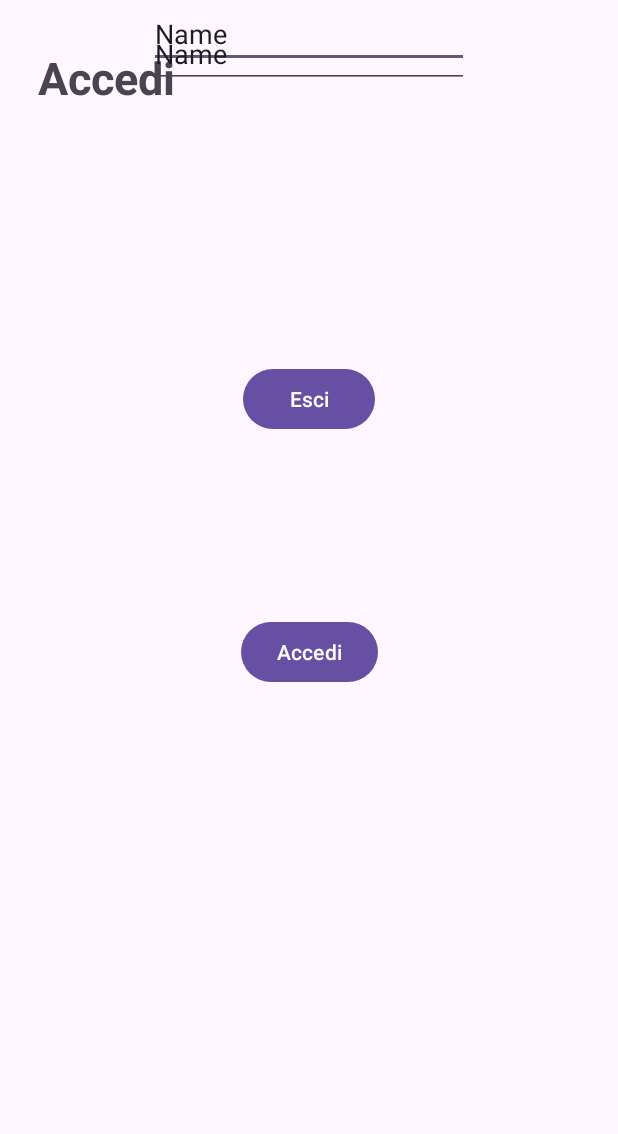
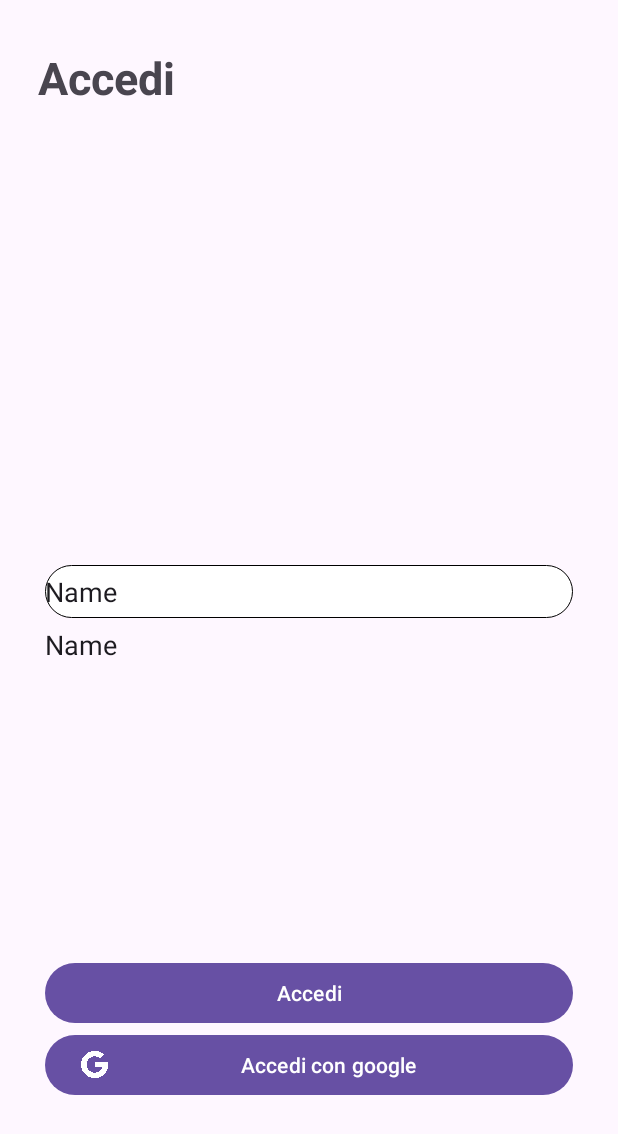
Before and after one commit to giuseppe2028/ProgettoPWM, an Android app: the Login screen opened directly, with no data from a screen before it, on a phone screen of 412 x 824 dp. Shown: the top 1134 px of the screen. Run offline under Robolectric (Android 15) with nearby library versions, the phone set to English and light mode, and no system bars; our stand-ins replace Firebase (no records; nobody signed in at launch, a user with empty details on screens opened directly).

Commit message:
Sistemata UI Interfaccia Login

```diff
--- a/app/src/main/java/com/example/progettopwm/Login/Login.kt
+++ b/app/src/main/java/com/example/progettopwm/Login/Login.kt
@@ -40,11 +40,11 @@ class Login : AppCompatActivity() {
 
         googleSignClient = GoogleSignIn.getClient(this,gso)
 
-        binding.button.setOnClickListener {
+        binding.accediConGoogle.setOnClickListener {
             signInGoogle()
             Log.i("Ciao","Cliccato")
         }
-        binding.button3.setOnClickListener {
+        binding.accediNormale.setOnClickListener {
             Log.i("prova",account)
            auth.signOut()
             Log.i("prova","Uscito")
--- /dev/null
+++ b/app/src/main/res/drawable/text_edit_shape.xml
@@ -0,0 +1,12 @@
+<?xml version="1.0" encoding="utf-8"?>
+<shape xmlns:android="http://schemas.android.com/apk/res/android"
+    android:shape="rectangle"
+    android:innerRadius="100dp"
+    android:thickness="40dp"
+    android:useLevel="false"
+    >
+
+<solid android:color="@color/white"/>
+    <stroke  android:width="0.5dp" android:color="@color/black" />
+    <corners android:radius="@dimen/radius"/>
+</shape>
--- a/app/src/main/res/layout/activity_login.xml
+++ b/app/src/main/res/layout/activity_login.xml
@@ -20,47 +20,65 @@
         app:layout_constraintTop_toTopOf="parent"
         app:layout_constraintVertical_bias="0.04000002" />
 
-    <EditText
-        android:id="@+id/editTextText"
-        android:layout_width="wrap_content"
+
+    <LinearLayout
+        android:id="@+id/linearLayout3"
+        android:layout_width="match_parent"
         android:layout_height="wrap_content"
-        android:ems="10"
-        android:inputType="text"
-        android:text="Name"
+        android:layout_marginHorizontal="@dimen/marginButton"
+        android:orientation="vertical"
+        app:layout_constraintBottom_toBottomOf="parent"
         app:layout_constraintEnd_toEndOf="parent"
         app:layout_constraintStart_toStartOf="parent"
-        tools:layout_editor_absoluteY="288dp" />
+        app:layout_constraintTop_toTopOf="parent">
 
         <EditText
             android:id="@+id/editTextText2"
-        android:layout_width="wrap_content"
+            android:layout_width="match_parent"
             android:layout_height="wrap_content"
+            android:background="@drawable/text_edit_shape"
             android:ems="10"
             android:inputType="text"
-        android:text="Name"
-        app:layout_constraintBottom_toTopOf="@+id/editTextText"
-        app:layout_constraintEnd_toEndOf="parent"
-        app:layout_constraintStart_toStartOf="parent"
-        app:layout_constraintTop_toBottomOf="@+id/Title" />
+            android:paddingVertical="@dimen/paddingEditTetxt"
+            android:text="Name" />
 
-    <Button
-        android:id="@+id/button"
-        android:layout_width="wrap_content"
+        <EditText
+            android:id="@+id/editTextText"
+            android:layout_width="match_parent"
             android:layout_height="wrap_content"
-        android:text="Accedi"
+            android:background="@android:color/transparent"
+            android:ems="10"
+            android:inputType="text"
+            android:paddingVertical="@dimen/paddingEditTetxt"
+            android:singleLine="false"
+            android:text="Name" />
+    </LinearLayout>
+
+    <LinearLayout
+        android:id="@+id/linearLayout2"
+        android:layout_width="match_parent"
+        android:layout_height="wrap_content"
+        android:orientation="vertical"
         app:layout_constraintBottom_toBottomOf="parent"
         app:layout_constraintEnd_toEndOf="parent"
         app:layout_constraintStart_toStartOf="parent"
-        app:layout_constraintTop_toBottomOf="@+id/editTextText" />
+        app:layout_constraintTop_toBottomOf="@+id/linearLayout3"
+        app:layout_constraintVertical_bias="0.68">
 
         <Button
-        android:id="@+id/button3"
-        android:layout_width="wrap_content"
+            android:id="@+id/accediNormale"
+            android:layout_width="match_parent"
             android:layout_height="wrap_content"
-        android:layout_marginTop="76dp"
-        android:text="Esci"
-        app:layout_constraintBottom_toTopOf="@+id/button"
-        app:layout_constraintEnd_toEndOf="parent"
-        app:layout_constraintStart_toStartOf="parent"
-        app:layout_constraintTop_toBottomOf="@+id/editTextText" />
+            android:layout_marginHorizontal="@dimen/marginButton"
+            android:text="@string/login" />
+
+        <Button
+            android:id="@+id/accediConGoogle"
+            android:layout_width="match_parent"
+            android:layout_height="wrap_content"
+            android:layout_marginHorizontal="@dimen/marginButton"
+            android:text="@string/accediConGoogle"
+            app:icon="@drawable/google__g__logo_svg" />
+    </LinearLayout>
+
 </androidx.constraintlayout.widget.ConstraintLayout>
--- a/app/src/main/res/values/SizeNumbers.xml
+++ b/app/src/main/res/values/SizeNumbers.xml
@@ -2,4 +2,7 @@
 <resources>
     <dimen name="sizeText">20dp</dimen>
     <dimen name="title">30dp</dimen>
+    <dimen name="marginButton">30dp</dimen>
+    <dimen name="paddingEditTetxt">5dp</dimen>
+    <dimen name="radius">50dp</dimen>
 </resources>
--- a/app/src/main/res/values/strings.xml
+++ b/app/src/main/res/values/strings.xml
@@ -3,4 +3,5 @@
     <string name="benvenuto">Benvenut* su NomeAPP</string>
     <string name="Creaaccount">Crea un account</string>
     <string name="login">Accedi</string>
+    <string name="accediConGoogle">Accedi con google</string>
 </resources>
```
Also changed, not shown: app/src/main/res/drawable/google__g__logo_svg.png (added). Lines whose indentation alone changed are shown as unchanged.
